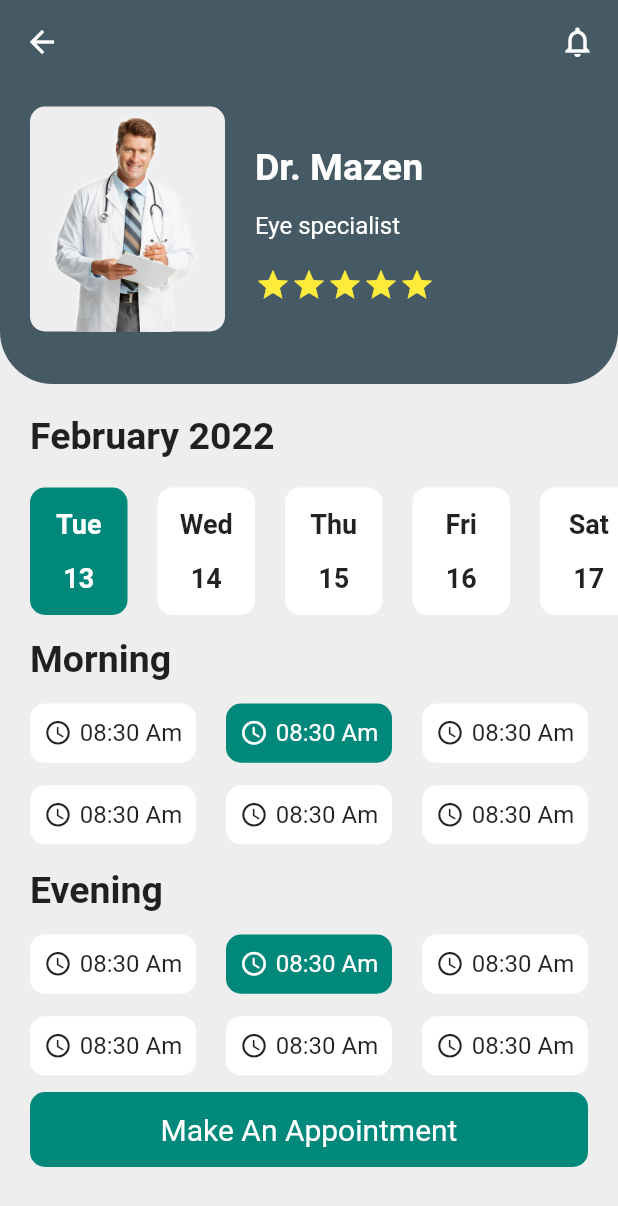
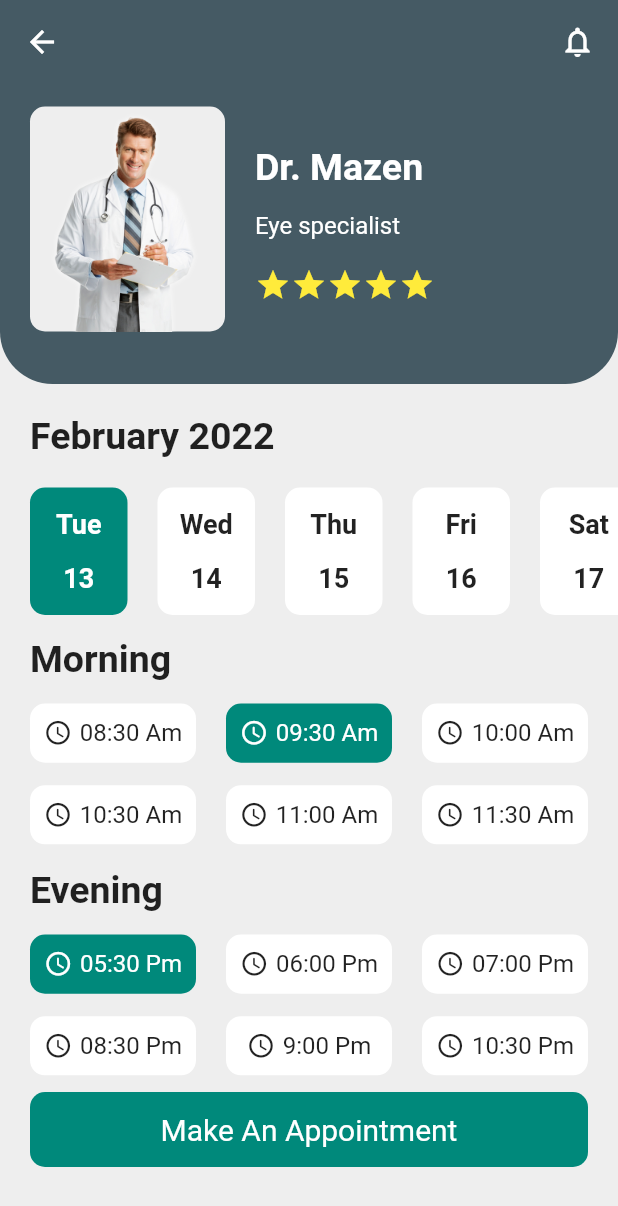
Before and after one commit to Tolbaax/dr_Appointment, a Flutter app: the AppScreen screen opened by its route, on a phone screen of 412 x 824 dp. Shown: the top 1206 px of the screen. Run offline on Flutter 3.47's test engine with Material 2 defaults, Android fonts, the phone set to English and light mode, and no system bars.

Commit message:
Initial commit

```diff
--- a/lib/View/Screens/AppScreen.dart
+++ b/lib/View/Screens/AppScreen.dart
@@ -26,21 +26,21 @@ class _AppScreenState extends State<AppScreen> {
 
   List<DrTimeModel> morningTime = [
     DrTimeModel(time: '08:30 Am',color: Colors.white),
-    DrTimeModel(time: '08:30 Am',color: Colors.teal.shade600,textColor: Colors.white,iconColor: Colors.white),
-    DrTimeModel(time: '08:30 Am',color: Colors.white),
-    DrTimeModel(time: '08:30 Am',color: Colors.white),
-    DrTimeModel(time: '08:30 Am',color: Colors.white),
-    DrTimeModel(time: '08:30 Am',color: Colors.white),
+    DrTimeModel(time: '09:30 Am',color: Colors.teal.shade600,textColor: Colors.white,iconColor: Colors.white),
+    DrTimeModel(time: '10:00 Am',color: Colors.white),
+    DrTimeModel(time: '10:30 Am',color: Colors.white),
+    DrTimeModel(time: '11:00 Am',color: Colors.white),
+    DrTimeModel(time: '11:30 Am',color: Colors.white),
 
   ];
 
   List<DrTimeModel> eveningTime = [
-    DrTimeModel(time: '08:30 Am',color: Colors.white),
-    DrTimeModel(time: '08:30 Am',color: Colors.teal.shade600,textColor: Colors.white,iconColor: Colors.white),
-    DrTimeModel(time: '08:30 Am',color: Colors.white),
-    DrTimeModel(time: '08:30 Am',color: Colors.white),
-    DrTimeModel(time: '08:30 Am',color: Colors.white),
-    DrTimeModel(time: '08:30 Am',color: Colors.white),
+    DrTimeModel(time: '05:30 Pm',color: Colors.teal.shade600,textColor: Colors.white,iconColor: Colors.white),
+    DrTimeModel(time: '06:00 Pm',color: Colors.white),
+    DrTimeModel(time: '07:00 Pm',color: Colors.white),
+    DrTimeModel(time: '08:30 Pm',color: Colors.white),
+    DrTimeModel(time: '9:00 Pm',color: Colors.white),
+    DrTimeModel(time: '10:30 Pm',color: Colors.white),
 
   ];
   @override
--- a/pubspec.yaml
+++ b/pubspec.yaml
@@ -62,7 +62,6 @@ flutter:
   # To add assets to your application, add an assets section, like this:
   assets:
      - images/
-     - images/heart.png
   # An image asset can refer to one or more resolution-specific "variants", see
   # https://flutter.dev/assets-and-images/#resolution-aware.
 
```
